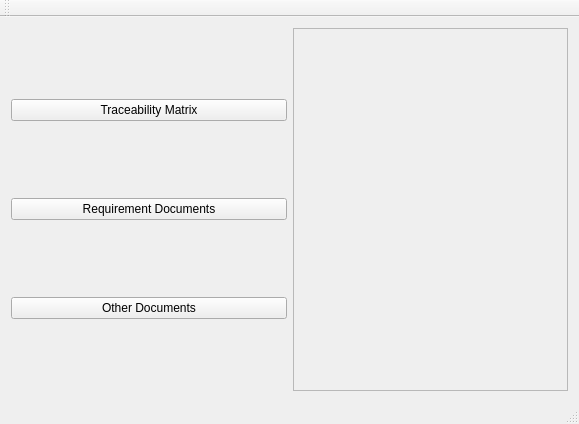
Qt form mainwindow.ui (JoseCM/TraceabilityMatrix) before a commit.
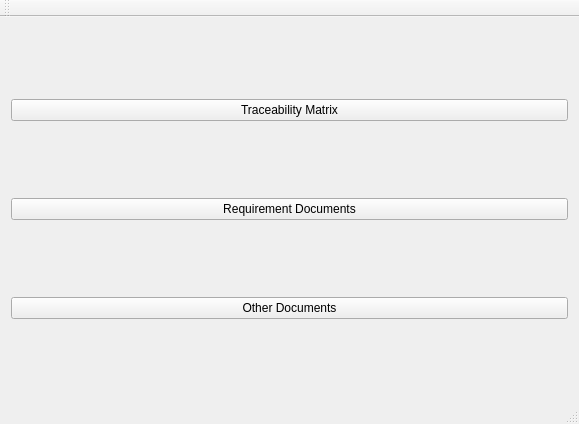
The same form after that commit.

Diff of the .ui file:
```diff
--- a/mainwindow.ui
+++ b/mainwindow.ui
@@ -19,6 +19,12 @@
      <layout class="QVBoxLayout" name="verticalLayout">
       <item>
        <widget class="QPushButton" name="pushButton">
+        <property name="sizePolicy">
+         <sizepolicy hsizetype="Minimum" vsizetype="Fixed">
+          <horstretch>0</horstretch>
+          <verstretch>0</verstretch>
+         </sizepolicy>
+        </property>
         <property name="text">
          <string>Traceability Matrix</string>
         </property>
@@ -26,6 +32,12 @@
       </item>
       <item>
        <widget class="QPushButton" name="pushButton_2">
+        <property name="sizePolicy">
+         <sizepolicy hsizetype="Minimum" vsizetype="Fixed">
+          <horstretch>0</horstretch>
+          <verstretch>0</verstretch>
+         </sizepolicy>
+        </property>
         <property name="text">
          <string>Requirement Documents</string>
         </property>
@@ -33,6 +45,12 @@
       </item>
       <item>
        <widget class="QPushButton" name="pushButton_3">
+        <property name="sizePolicy">
+         <sizepolicy hsizetype="Minimum" vsizetype="Fixed">
+          <horstretch>0</horstretch>
+          <verstretch>0</verstretch>
+         </sizepolicy>
+        </property>
         <property name="text">
          <string>Other Documents</string>
         </property>
@@ -40,16 +58,6 @@
       </item>
      </layout>
     </item>
-    <item>
-     <widget class="QFrame" name="frame">
-      <property name="frameShape">
-       <enum>QFrame::StyledPanel</enum>
-      </property>
-      <property name="frameShadow">
-       <enum>QFrame::Raised</enum>
-      </property>
-     </widget>
-    </item>
    </layout>
   </widget>
   <widget class="QMenuBar" name="menuBar">
```
